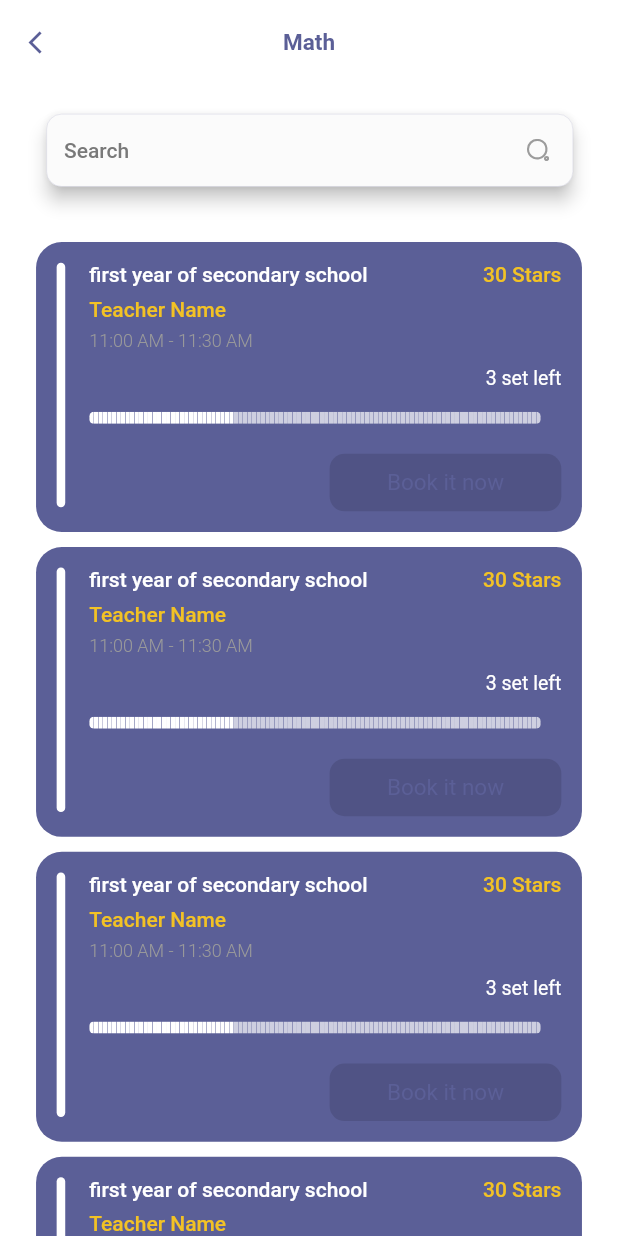
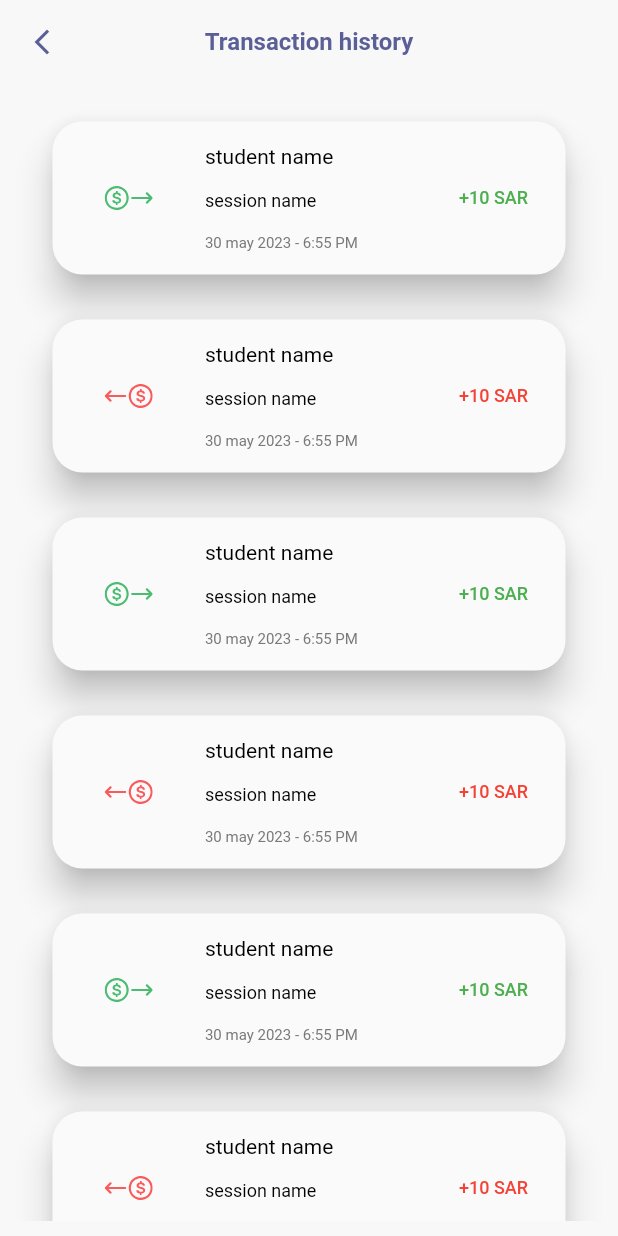
Before and after one commit to DoniaMustafa/sahelha, a Flutter app: the screen it shows after launch, on a phone screen of 412 x 824 dp. Run offline on Flutter 3.47's test engine with Material 2 defaults, Android fonts, the phone set to English and light mode, and no system bars; drawn by our look-alikes of step_progress_indicator; our stand-ins replace curved_navigation_bar, flutter_svg, lottie, nb_utils, percent_indicator, pin_code_fields and 1 more; missing offline and left inert: horizontal_calendar, rolling_bottom_bar; Roboto replaces fonts that are missing (Poppins).

```diff
--- a/lib/main.dart
+++ b/lib/main.dart
@@ -1,4 +1,5 @@
 import 'package:flutter/material.dart';
+import 'package:sahelha_app/sre/application/utils/resources/colors_manager.dart';
 import 'package:sahelha_app/sre/category/subject/presentation/pages/subject_select.dart';
 import 'package:sahelha_app/sre/location/presentation/all_locations_screen.dart';
 import 'package:sahelha_app/sre/application/utils/resources/routes_manager.dart';
@@ -7,9 +8,11 @@ import 'package:sahelha_app/sre/auth/presentation/pages/verify_screen.dart';
 import 'package:sahelha_app/sre/dashboard/dashboard_screen.dart';
 import 'package:sahelha_app/sre/home/presentation/screens/home_screen.dart';
 import 'package:sahelha_app/sre/location/presentation/map_screen.dart';
+import 'package:sahelha_app/sre/payment/presentation/pages/payment_screen.dart';
 import 'package:sahelha_app/sre/splash_screen.dart';
 import 'package:sahelha_app/sre/teacher/presentation/pages/teacher_class_screen.dart';
 import 'package:sahelha_app/sre/teacher/presentation/pages/teacher_home_screen.dart';
+import 'package:sahelha_app/sre/wallet/presentation/pages/transactions_history.dart';
 
 void main() {
   runApp(MyApp());
@@ -21,16 +24,16 @@ class MyApp extends StatefulWidget {
 }
 
 class _MyAppState extends State<MyApp> {
-
-
   @override
   Widget build(BuildContext context) {
-    return  MaterialApp(
+    return MaterialApp(
+        theme: ThemeData(
+            scaffoldBackgroundColor: ColorsManager.snowWhite,
+            appBarTheme: AppBarTheme(
+                backgroundColor: ColorsManager.snowWhite, elevation: 0.0)),
         debugShowCheckedModeBanner: false,
         onGenerateRoute: RouteGenerator.getRoute,
         // initialRoute: Routes.dashboardRoute,
-        home: SubjectSelectScreen()
-
-    );
+        home: TransactionsHistoryScreen());
   }
 }
--- a/lib/sre/application/utils/resources/assets_manager.dart
+++ b/lib/sre/application/utils/resources/assets_manager.dart
@@ -39,6 +39,7 @@ class AssetsManager {
   static const String backgroundMap = "$imagesPath/background_map.png";
   static const String map = "$imagesPath/map.png";
   static const String smallMap = "$imagesPath/small_map.png";
+  static const String creditCard = "$imagesPath/creditcard.png";
 
 
 
@@ -54,10 +55,15 @@ class AssetsManager {
   static const String settings = "$svgesPath/settings.svg";
   static const String language = "$svgesPath/language.svg";
   static const String theme = "$svgesPath/theme.svg";
+  static const String fillInfo = "$svgesPath/fill_info.svg";
+  static const String out = "$svgesPath/out.svg";
+  static const String eye = "$svgesPath/eye.svg";
+  static const String cardIcon = "$svgesPath/card_icon.svg";
+  static const String fillCardIcon = "$svgesPath/fill_card_icon.svg";
+  static const String date = "$svgesPath/date.svg";
   static const String info = "$svgesPath/info.svg";
-  static const String out = "$svgesPath/out.svg";
-
-  static const String eye = "$svgesPath/eye.svg";
+  static const String highTransaction = "$svgesPath/high_transaction.svg";
+  static const String lowTransaction = "$svgesPath/low_transaction.svg";
   ////////////////////////////
 
   //
--- a/lib/sre/application/utils/resources/colors_manager.dart
+++ b/lib/sre/application/utils/resources/colors_manager.dart
@@ -9,7 +9,7 @@ class ColorsManager {
   static const Color green = Color(0xff4BBC71);
   static const Color accentGreen= Color(0xff6BFFB5);
   static const Color white = Colors.white;
-  // static const Color primary = Colors.white;
+  static const Color snowWhite = Color(0xffF8F8F8);
   static const Color platinum = Color(0xffE7E7E7);
 
   // static  const Color maximumPurple =  Color(0xff5B5F97);
--- a/lib/sre/auth/presentation/pages/signup_screen.dart
+++ b/lib/sre/auth/presentation/pages/signup_screen.dart
@@ -38,6 +38,7 @@ class _SignUpScreenState extends State<SignUpScreen> {
               const SizedBox(
                 height: 20,
               ),
+
               _buildInputData(context),
               const SizedBox(
                 height: 70,
--- a/lib/sre/dashboard/dashboard_screen.dart
+++ b/lib/sre/dashboard/dashboard_screen.dart
@@ -52,7 +52,7 @@ class _DashboardScreenState extends State<DashboardScreen> {
           ],
         ),
         extendBody: true,
-        bottomNavigationBar:  CurvedNavigationBar(
+        bottomNavigationBar: CurvedNavigationBar(
           color: ColorsManager.white,
           backgroundColor:ColorsManager.green ,
           // flat: true,
--- a/lib/sre/presentation/widgets/custom_textform.dart
+++ b/lib/sre/presentation/widgets/custom_textform.dart
@@ -104,7 +104,7 @@ class CustomTextField extends StatelessWidget {
                         child: CustomSVGImage(
                           image: suffixIcon!,
                           width: AppConstants.width * AppWidth.s20,
-                          height: AppConstants.height * AppHeight.s15,
+                          height: AppConstants.height * AppHeight.s20,
                         ),
                       )
                     : null,
--- /dev/null
+++ b/lib/sre/wallet/presentation/pages/transactions_history.dart
@@ -0,0 +1,45 @@
+import 'package:flutter/material.dart';
+import 'package:sahelha_app/sre/application/utils/constants/app_constants.dart';
+import 'package:sahelha_app/sre/application/utils/resources/colors_manager.dart';
+import 'package:sahelha_app/sre/application/utils/resources/styles_manager.dart';
+import 'package:sahelha_app/sre/application/utils/resources/values_manager.dart';
+import 'package:sahelha_app/sre/wallet/widgets/custom_transaction_item.dart';
+
+class TransactionsHistoryScreen extends StatelessWidget {
+  const TransactionsHistoryScreen({Key? key}) : super(key: key);
+
+  @override
+  Widget build(BuildContext context) {
+    AppConstants.height = MediaQuery.of(context).size.height; /* app height*/
+    AppConstants.width = MediaQuery.of(context).size.width; /*appf width*/
+    AppConstants.margin = AppWidth.s23 * AppConstants.width; /*app margin*/
+    AppConstants.appBarHeight =
+        AppHeight.s90 * AppConstants.height; /*app margin*/
+    AppConstants.appBodyHeight = AppConstants.height -
+        AppHeight.s90 * AppConstants.height; /*app margin*/
+
+    return Scaffold(
+      appBar: AppBar(
+        //     elevation: 0,
+        title: Text(
+          'Transaction history',
+          style:
+              getSemiBoldStyle(color: ColorsManager.purpleNavy, fontSize: 16),
+        ),
+        leading: GestureDetector(
+            onTap: () => Navigator.pop(context),
+            child: Icon(Icons.arrow_back_ios_new,color: ColorsManager.purpleNavy,size: 20,)),
+        centerTitle: true,
+      ),
+      body: Padding(
+        padding: const EdgeInsets.all(10.0),
+        child: ListView.builder(
+          itemBuilder: (context, i) => CustomTransactionsItem(
+            index: i,
+          ),
+          itemCount: 10,
+        ),
+      ),
+    );
+  }
+}
--- /dev/null
+++ b/lib/sre/wallet/widgets/custom_transaction_item.dart
@@ -0,0 +1,55 @@
+import 'package:flutter/material.dart';
+import 'package:sahelha_app/sre/application/utils/resources/assets_manager.dart';
+import 'package:sahelha_app/sre/application/utils/resources/colors_manager.dart';
+import 'package:sahelha_app/sre/application/utils/resources/styles_manager.dart';
+import 'package:sahelha_app/sre/presentation/widgets/custom_svg_image.dart';
+
+class CustomTransactionsItem extends StatelessWidget {
+  CustomTransactionsItem({Key? key,required this.index}) : super(key: key);
+  int index;
+  @override
+  Widget build(BuildContext context) {
+    return Padding(
+      padding: EdgeInsets.symmetric(horizontal: 25, vertical: 15),      child: Material(
+      borderRadius: BorderRadius.all(
+        Radius.circular(20),),
+      elevation: 10,
+      child: Container(
+        // margin: EdgeInsets.symmetric(horizontal: 20, vertical: 15),
+        padding: EdgeInsets.only(right: 25, top: 15,bottom: 15),
+        decoration: BoxDecoration(
+          borderRadius: BorderRadius.all(
+            Radius.circular(20),
+          ),
+        ),
+        child: Row(
+          children: [
+            Expanded(
+              flex: 3,
+              child: CustomSVGImage(
+                image:index.isEven?AssetsManager.highTransaction:AssetsManager.lowTransaction,
+                height: 16,
+                width: 32,
+              ),
+            ),
+            Expanded(
+                flex: 5,
+                child: Column(
+                  crossAxisAlignment: CrossAxisAlignment.start,
+                  children: [
+                    Text('student name',style: getRegularStyle(fontSize: 14, )),
+                    SizedBox(height: 15,),
+                    Text('session name',style: getRegularStyle(fontSize: 12, )),
+                    SizedBox(height: 15,),
+                    Text('30 may 2023 - 6:55 PM',style: getRegularStyle(fontSize: 10,color: ColorsManager.mixGrey )),
+
+                  ],
+                )),
+            Text('+10 SAR',style: getMediumStyle(fontSize: 12,color:index.isEven?Colors.green:Colors.red ),)
+          ],
+        ),
+      ),
+    ),
+    );
+  }
+}
```
Also changed, not shown: lib/sre/payment/presentation/pages/payment_screen.dart (added, +169 -0 lines), assets/images_png/credit.png (added), assets/images_png/creditcard.png (added), assets/svg_images/card_icon.svg (added), assets/svg_images/date.svg (added), assets/svg_images/fill_card_icon.svg (added), assets/svg_images/fill_info.svg (added), assets/svg_images/high_transaction.svg (added), assets/svg_images/info.svg, assets/svg_images/low_transaction.svg (added).
